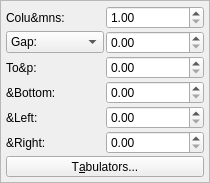
Before: the Qt Designer form scribus/ui/propertywidget_distancebase.ui in scribusproject/scribus, drawn with Qt 5.
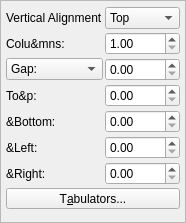
After: the same form once the commit is applied. Custom widgets are drawn as their Qt base class.

Commit message: Add the long overdue vertical alignment for Textframes.

What changed in the file:
```diff
--- a/scribus/ui/propertywidget_distancebase.ui
+++ b/scribus/ui/propertywidget_distancebase.ui
@@ -6,8 +6,8 @@
    <rect>
     <x>0</x>
     <y>0</y>
-    <width>210</width>
-    <height>165</height>
+    <width>186</width>
+    <height>223</height>
    </rect>
   </property>
   <property name="windowTitle">
@@ -27,23 +27,49 @@
     <number>2</number>
    </property>
    <item row="0" column="0">
+    <widget class="QLabel" name="label">
+     <property name="text">
+      <string>Vertical Alignment</string>
+     </property>
+    </widget>
+   </item>
+   <item row="0" column="1">
+    <widget class="QComboBox" name="verticalAlign">
+     <item>
+      <property name="text">
+       <string>Top</string>
+      </property>
+     </item>
+     <item>
+      <property name="text">
+       <string>Middle</string>
+      </property>
+     </item>
+     <item>
+      <property name="text">
+       <string>Bottom</string>
+      </property>
+     </item>
+    </widget>
+   </item>
+   <item row="1" column="0">
     <widget class="QLabel" name="columnsLabel">
      <property name="text">
       <string>Colu&amp;mns:</string>
      </property>
     </widget>
    </item>
-   <item row="0" column="1">
+   <item row="1" column="1">
     <widget class="ScrSpinBox" name="columns">
      <property name="minimum">
-      <number>1</number>
+      <double>1.000000000000000</double>
      </property>
      <property name="maximum">
-      <number>3000</number>
+      <double>3000.000000000000000</double>
      </property>
     </widget>
    </item>
-   <item row="1" column="0">
+   <item row="2" column="0">
     <widget class="ScComboBox" name="columnGapLabel">
      <item>
       <property name="text">
@@ -57,50 +83,50 @@
      </item>
     </widget>
    </item>
-   <item row="1" column="1">
+   <item row="2" column="1">
     <widget class="ScrSpinBox" name="columnGap"/>
    </item>
-   <item row="2" column="0">
+   <item row="3" column="0">
     <widget class="QLabel" name="topLabel">
      <property name="text">
       <string>To&amp;p:</string>
      </property>
     </widget>
    </item>
-   <item row="2" column="1">
+   <item row="3" column="1">
     <widget class="ScrSpinBox" name="topDistance"/>
    </item>
-   <item row="3" column="0">
+   <item row="4" column="0">
     <widget class="QLabel" name="bottomLabel">
      <property name="text">
       <string>&amp;Bottom:</string>
      </property>
     </widget>
    </item>
-   <item row="3" column="1">
+   <item row="4" column="1">
     <widget class="ScrSpinBox" name="bottomDistance"/>
    </item>
-   <item row="4" column="0">
+   <item row="5" column="0">
     <widget class="QLabel" name="leftLabel">
      <property name="text">
       <string>&amp;Left:</string>
      </property>
     </widget>
    </item>
-   <item row="4" column="1">
+   <item row="5" column="1">
     <widget class="ScrSpinBox" name="leftDistance"/>
    </item>
-   <item row="5" column="0">
+   <item row="6" column="0">
     <widget class="QLabel" name="rightLabel">
      <property name="text">
       <string>&amp;Right:</string>
      </property>
     </widget>
    </item>
-   <item row="5" column="1">
+   <item row="6" column="1">
     <widget class="ScrSpinBox" name="rightDistance"/>
    </item>
-   <item row="6" column="0" colspan="2">
+   <item row="7" column="0" colspan="2">
     <widget class="QToolButton" name="tabsButton">
      <property name="sizePolicy">
       <sizepolicy hsizetype="MinimumExpanding" vsizetype="Fixed">
```
Left out of the diff: 11 changed lines with no effect on the pictures. The commit also changes 7 other files.
